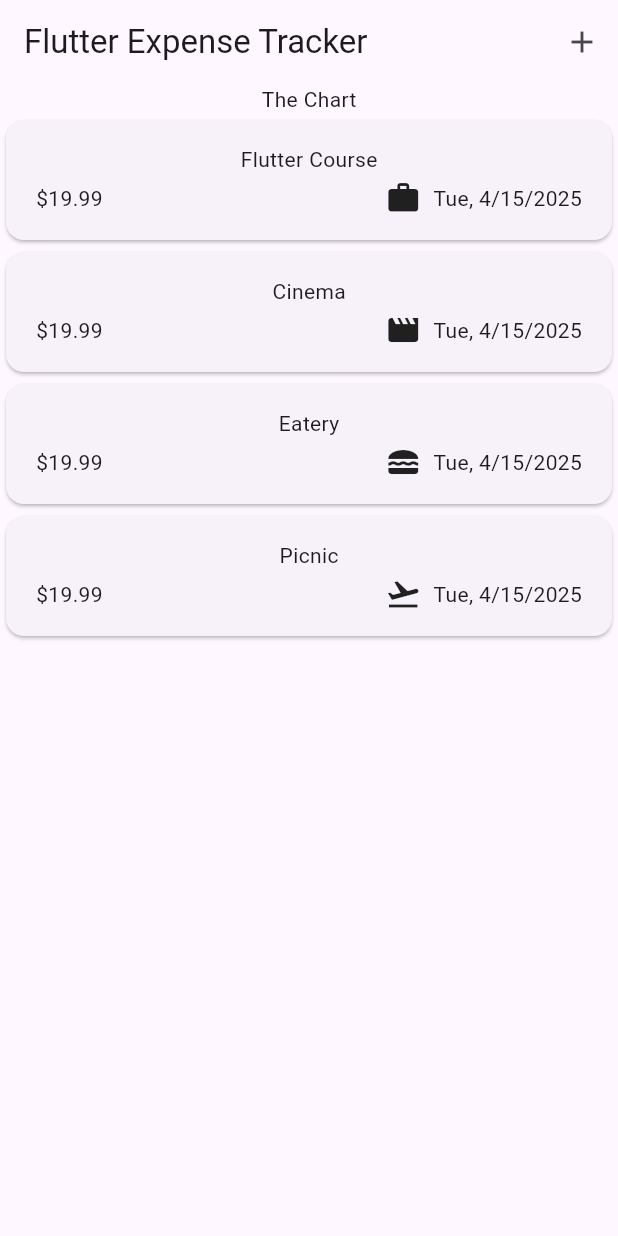
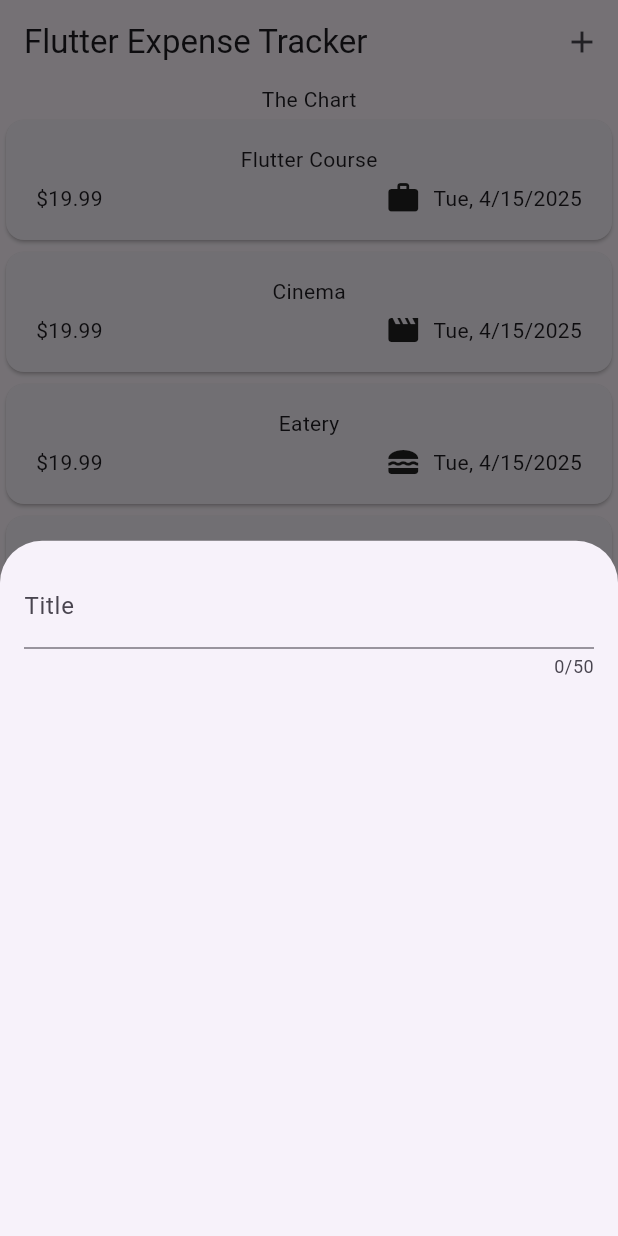
Before and after one commit to Wilson-Ochieng/Expenses-Tracker, a Flutter app: the screen it shows after launch, after a tap on the "add" icon, on a phone screen of 412 x 824 dp. Run offline on Flutter 3.47's test engine with Material 3 defaults, Android fonts, the phone set to English and light mode, and no system bars.

Commit message:
created  new_expense.dart

```diff
--- a/lib/widgets/expenses.dart
+++ b/lib/widgets/expenses.dart
@@ -1,6 +1,8 @@
 import 'package:expense_tracker/widgets/expenses_list/expenses_list.dart';
+import 'package:expense_tracker/widgets/new_expense.dart';
 import 'package:flutter/material.dart';
 import 'package:expense_tracker/models/expense.dart';
+import 'package:uuid/uuid.dart';
 
 class Expenses extends StatefulWidget {
   const Expenses({super.key});
@@ -35,6 +37,19 @@ class _ExpensesState extends State<Expenses> {
         category: Category.travel),
   ];
 
+
+  void _openAddExpenseOverlay (){
+
+    //NewExpense(); is imported from new_expense.dart
+    //showModalBottomSheet is a built in function that shows a bottom sheet
+
+    showModalBottomSheet(context: context, builder: (ctx) => const NewExpense() );
+
+
+
+
+  }
+
   @override
   Widget build(context) {
     return  Scaffold(
@@ -43,7 +58,7 @@ class _ExpensesState extends State<Expenses> {
         title: const Text('Flutter Expense Tracker'),
         actions: [
           IconButton(
-            onPressed: (){},
+            onPressed: _openAddExpenseOverlay,
             icon: const Icon(Icons.add),
 
 
--- /dev/null
+++ b/lib/widgets/new_expense.dart
@@ -0,0 +1,29 @@
+import 'package:flutter/material.dart';
+
+class NewExpense extends StatefulWidget {
+  const NewExpense({super.key});
+
+  @override
+  State<NewExpense> createState() {
+    return _NewExpenseState();
+  }
+}
+
+class _NewExpenseState extends State<NewExpense> {
+  @override
+  Widget build(BuildContext context) {
+    return  const Padding(
+      padding:   EdgeInsets.all(16),
+      child: Column(
+        children:  [
+          TextField(
+            maxLength: 50,
+            decoration: InputDecoration(
+              label: Text('Title'),
+            ),
+          )
+        ],
+      ),
+    );
+  }
+}
```
Also changed, not shown: 1 other file.
